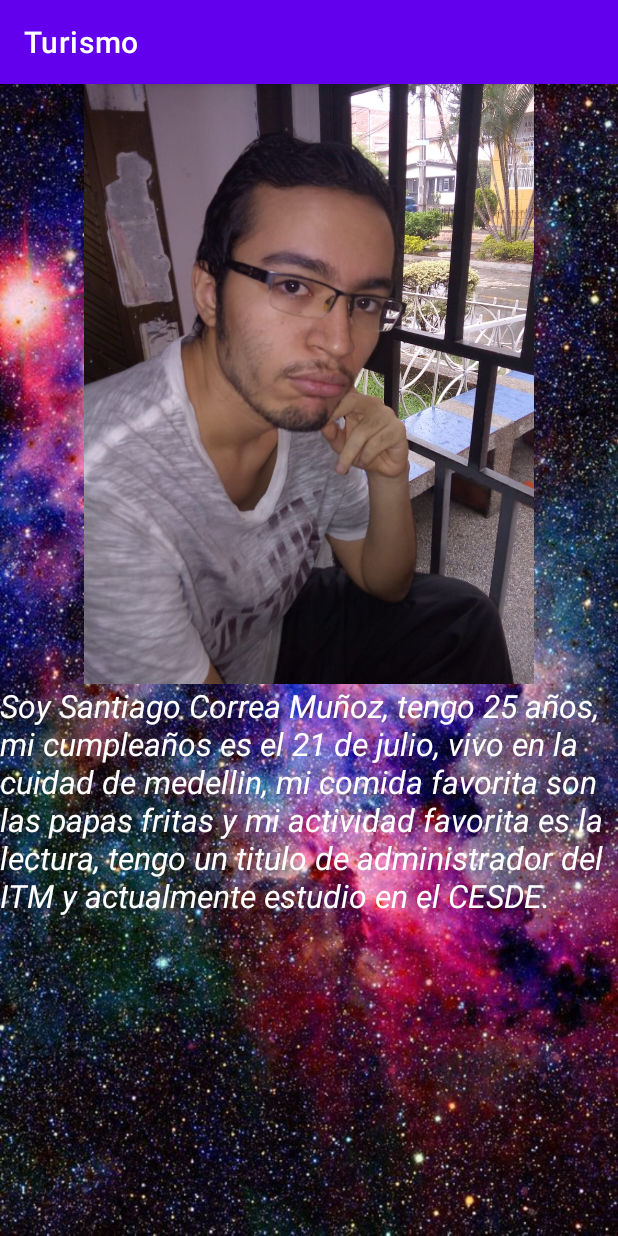
After one commit to SANTIAGOCORREA95/Turismo, an Android app: the Acercade screen opened directly, with no data from a screen before it, on a phone screen of 412 x 824 dp. The commit adds this screen. Run offline under Robolectric (Android 15) with nearby library versions, the phone set to English and light mode, and no system bars.

Commit message:
TALLER 2

```diff
--- a/app/src/main/AndroidManifest.xml
+++ b/app/src/main/AndroidManifest.xml
@@ -1,6 +1,8 @@
 <?xml version="1.0" encoding="utf-8"?>
 <manifest xmlns:android="http://schemas.android.com/apk/res/android"
     package="com.example.turismo">
+
+    <uses-permission android:name="android.permission.INTERNET"/>
 
     <application
         android:allowBackup="true"
@@ -9,7 +11,8 @@
         android:roundIcon="@mipmap/ic_launcher_round"
         android:supportsRtl="true"
         android:theme="@style/Theme.Turismo">
-        <activity android:name=".Home"></activity>
+        <activity android:name=".Acercade"></activity>
+        <activity android:name=".Home" />
         <activity android:name=".Splash">
             <intent-filter>
                 <action android:name="android.intent.action.MAIN" />
--- /dev/null
+++ b/app/src/main/java/com/example/turismo/Acercade.java
@@ -0,0 +1,14 @@
+package com.example.turismo;
+
+import androidx.appcompat.app.AppCompatActivity;
+
+import android.os.Bundle;
+
+public class Acercade extends AppCompatActivity {
+
+    @Override
+    protected void onCreate(Bundle savedInstanceState) {
+        super.onCreate(savedInstanceState);
+        setContentView(R.layout.activity_acercade);
+    }
+}
--- /dev/null
+++ b/app/src/main/res/layout/activity_acercade.xml
@@ -0,0 +1,32 @@
+<?xml version="1.0" encoding="utf-8"?>
+<androidx.constraintlayout.widget.ConstraintLayout
+    xmlns:android="http://schemas.android.com/apk/res/android"
+    xmlns:app="http://schemas.android.com/apk/res-auto"
+    xmlns:tools="http://schemas.android.com/tools"
+    android:layout_width="match_parent"
+    android:layout_height="match_parent"
+    android:background="@drawable/galaxy"
+    tools:context=".Acercade">
+
+    <ImageView
+        android:id="@+id/fotoPefil"
+        android:layout_width="wrap_content"
+        android:layout_height="400dp"
+        android:src="@drawable/perfil"
+        android:adjustViewBounds="true"
+        app:layout_constraintTop_toTopOf="parent"
+        app:layout_constraintStart_toStartOf="parent"
+        app:layout_constraintEnd_toEndOf="parent"/>
+
+    <TextView
+        android:layout_width="wrap_content"
+        android:layout_height="wrap_content"
+        android:text="@string/Perfil"
+        android:textSize="21sp"
+        android:textStyle="italic"
+        android:textColor="@color/white"
+        app:layout_constraintTop_toBottomOf="@id/fotoPefil"
+        app:layout_constraintStart_toStartOf="parent"
+        app:layout_constraintEnd_toEndOf="parent"/>
+
+</androidx.constraintlayout.widget.ConstraintLayout>
--- a/app/src/main/res/layout/item_lista.xml
+++ b/app/src/main/res/layout/item_lista.xml
@@ -16,7 +16,6 @@
             android:id="@+id/actividad"
             android:layout_width="wrap_content"
             android:layout_height="wrap_content"
-            android:src="@drawable/desierto"
             app:layout_constraintTop_toTopOf="parent"
             app:layout_constraintStart_toStartOf="parent"
             app:layout_constraintEnd_toEndOf="parent"/>
--- a/app/src/main/res/values/strings.xml
+++ b/app/src/main/res/values/strings.xml
@@ -2,4 +2,8 @@
     <string name="app_name">Turismo</string>
     <string name="nombre">Desierto del Tatacao</string>
     <string name="descripcion">Descubra una flora y fauna únicas y el paisaje de Colombia en el desierto de Tatacoa, la segunda mayor zona árida del pais.</string>
+    <string name="Perfil">Soy Santiago Correa Muñoz, tengo 25 años, mi cumpleaños es el 21 de julio, vivo en la cuidad de medellin, mi comida favorita son las papas fritas y mi actividad favorita es la lectura, tengo un titulo de administrador del ITM y actualmente estudio en el CESDE.</string>
+    <string name="opcion1">Acercade</string>
+    <string name="opcion2">Español</string>
+    <string name="opcion3">Ingles</string>
 </resources>
--- a/build.gradle
+++ b/build.gradle
@@ -6,6 +6,7 @@ buildscript {
     }
     dependencies {
         classpath "com.android.tools.build:gradle:4.1.0"
+        classpath 'com.google.gms:google-services:4.3.8'
 
         // NOTE: Do not place your application dependencies here; they belong
         // in the individual module build.gradle files
```
Also changed, not shown: app/build.gradle (+8 -0 lines), app/src/main/java/com/example/turismo/Actividad_Turistica.java (+4 -4 lines), app/src/main/java/com/example/turismo/Adaptador.java (+9 -3 lines), app/src/main/java/com/example/turismo/Home.java (+95 -6 lines), app/src/main/java/com/example/turismo/MainActivity.java (+23 -1 lines), app/src/main/res/menu/menu.xml (added, +20 -0 lines), app/src/main/res/drawable/desierto.png (deleted), app/src/main/res/drawable/galaxy.jpg (added), app/src/main/res/drawable/observatorio.png (deleted), app/src/main/res/drawable/perfil.jpg (added), app/src/main/res/drawable/sal.png (deleted), app/src/main/res/drawable/totumo.png (deleted), 2 other files.
